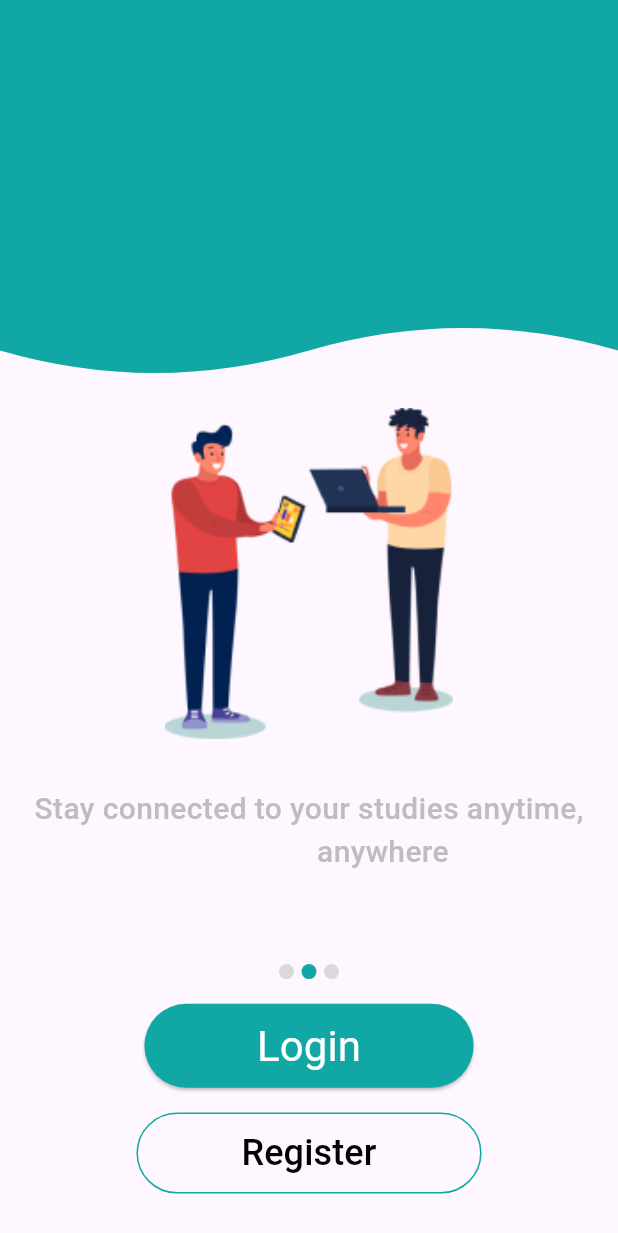
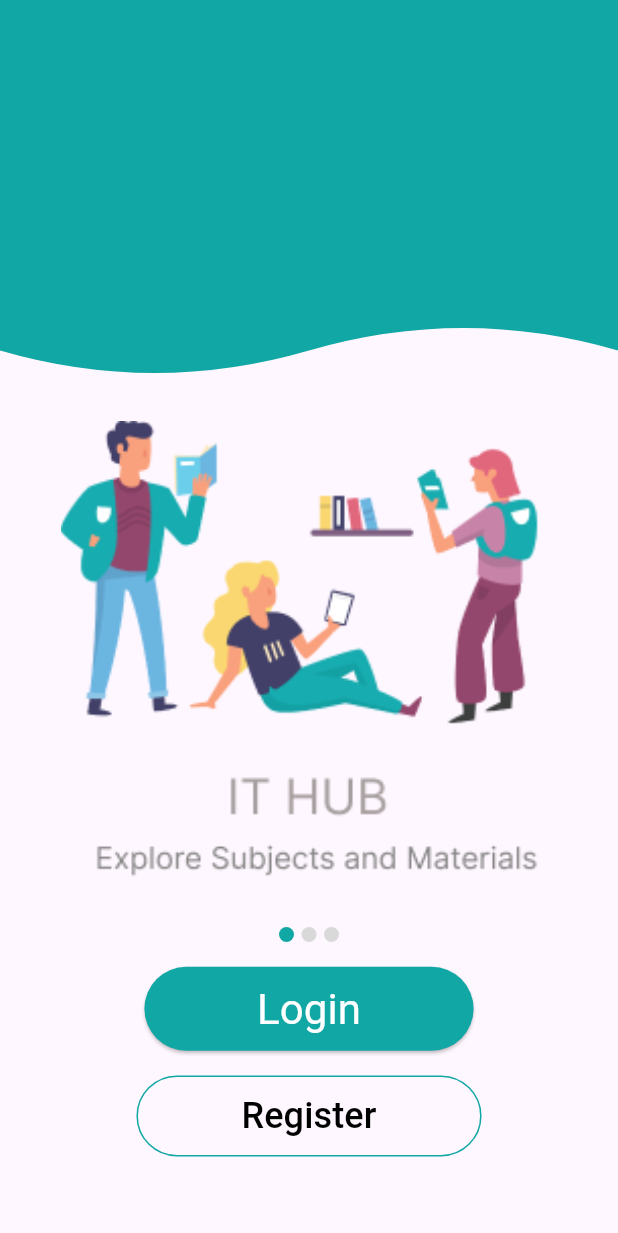
Before and after one commit to YaHyARamadan/IT_HUB, a Flutter app: the screen it shows after launch, on a phone screen of 412 x 824 dp. Shown: the top 1233 px of the screen. Run offline on Flutter 3.47's test engine with Material 3 defaults, Android fonts, the phone set to English and light mode, and no system bars; our stand-ins replace device_preview, flutter_screenutil, google_fonts; Roboto replaces fonts that are missing (Kanit, Lalezar).

Commit message:
Last_edit_on_intro_screen

```diff
--- a/lib/features/introducation_screen/intro_screen/view/intro_screen.dart
+++ b/lib/features/introducation_screen/intro_screen/view/intro_screen.dart
@@ -39,49 +39,15 @@ class _IntroScreenState extends State<IntroScreen> {
             SizedBox(height: mediaHeight * 0.01),
             SizedBox(
               width: mediaWidth,
-              height: mediaHeight * 0.4,
+              height: mediaHeight * 0.39,
               child: PageView(
-                controller: pageController,
+                // controller: pageController,
                 children: [
-                  Column(
-                    children: [
-                      Image.asset('assets/img/intro_img/Untitled-1 1.png',
-                          scale: 0.74.sp),
-                      SizedBox(height: mediaHeight * 0.07),
-                      CustomText(
-                          text: "IT HUB",
-                          style: MyTextStyle.lalezar24Size400Weight
-                              .copyWith(fontSize: 24, color: Colors.grey)),
-                      SizedBox(height: mediaHeight * 0.01),
-                      CustomText(
-                          text: "Explore Subjects and Materials",
-                          style: MyTextStyle.lalezar24Size400Weight
-                              .copyWith(fontSize: 20, color: Colors.grey[400]))
-                    ],
-                  ),
-                  Column(
-                    children: [
-                      Image.asset('assets/img/intro_img/vec2 1.png',
-                          scale: 0.74.sp),
-                      SizedBox(height: mediaHeight * 0.039),
-                      CustomText(
-                          text:
-                              "Stay connected to your studies anytime,\n                                    anywhere",
-                          style: MyTextStyle.lalezar24Size400Weight
-                              .copyWith(fontSize: 20, color: Colors.grey[400]))
-                    ],
-                  ),
-                  Column(
-                    children: [
-                      Image.asset('assets/img/intro_img/vec3 1.png',
-                          scale: 0.74.sp),
-                      SizedBox(height: mediaHeight * 0.1),
-                      CustomText(
-                          text: "Effortless Assignment Upload",
-                          style: MyTextStyle.lalezar24Size400Weight
-                              .copyWith(fontSize: 20, color: Colors.grey[400]))
-                    ],
-                  ),
+                  Image.asset('assets/img/intro_img/Component 1.png',
+                      scale: 0.74),
+                  Image.asset('assets/img/intro_img/Component 2 (1).png',
+                      scale: 0.74),
+                  Image.asset("assets/img/intro_img/Component 3.png", scale: 0.74)
                 ],
                 onPageChanged: (index) {
                   setState(() {
@@ -90,7 +56,7 @@ class _IntroScreenState extends State<IntroScreen> {
                 },
               ),
             ),
-            SizedBox(height: mediaHeight * 0.05),
+            SizedBox(height: mediaHeight * 0.03),
             PageDot(pageIndex: _pageIndex),
             SizedBox(height: mediaHeight * 0.02),
             ElevatedButton(
--- a/lib/main.dart
+++ b/lib/main.dart
@@ -7,11 +7,11 @@ import 'features/introducation_screen/intro_screen/view/intro_screen.dart';
 
 void main() {
   runApp(
-   const MyApp(),
-   //    DevicePreview(
-   //  enabled: !kReleaseMode,
-   //  builder: (context) => const MyApp(),
-  // )
+   // const MyApp(),
+      DevicePreview(
+    enabled: !kReleaseMode,
+    builder: (context) => const MyApp(),
+  )
   );
 }
 
@@ -38,7 +38,7 @@ class MyApp extends StatelessWidget {
             //   useMaterial3: true,
             //   scaffoldBackgroundColor: Colors.white,
             // ),
-            home: const SplashScreen(),
+            home: const IntroScreen(),
           );
         });
   }
```
Also changed, not shown: assets/img/intro_img/Component 1.png (added), assets/img/intro_img/Component 2 (1).png (added), assets/img/intro_img/Component 3.png (added), assets/img/intro_img/Untitled-1 1.png (deleted), assets/img/intro_img/Untitled-1 1.svg (deleted), assets/img/intro_img/vec2 1.png (deleted), assets/img/intro_img/vec3 1.png (deleted), 1 other file.
